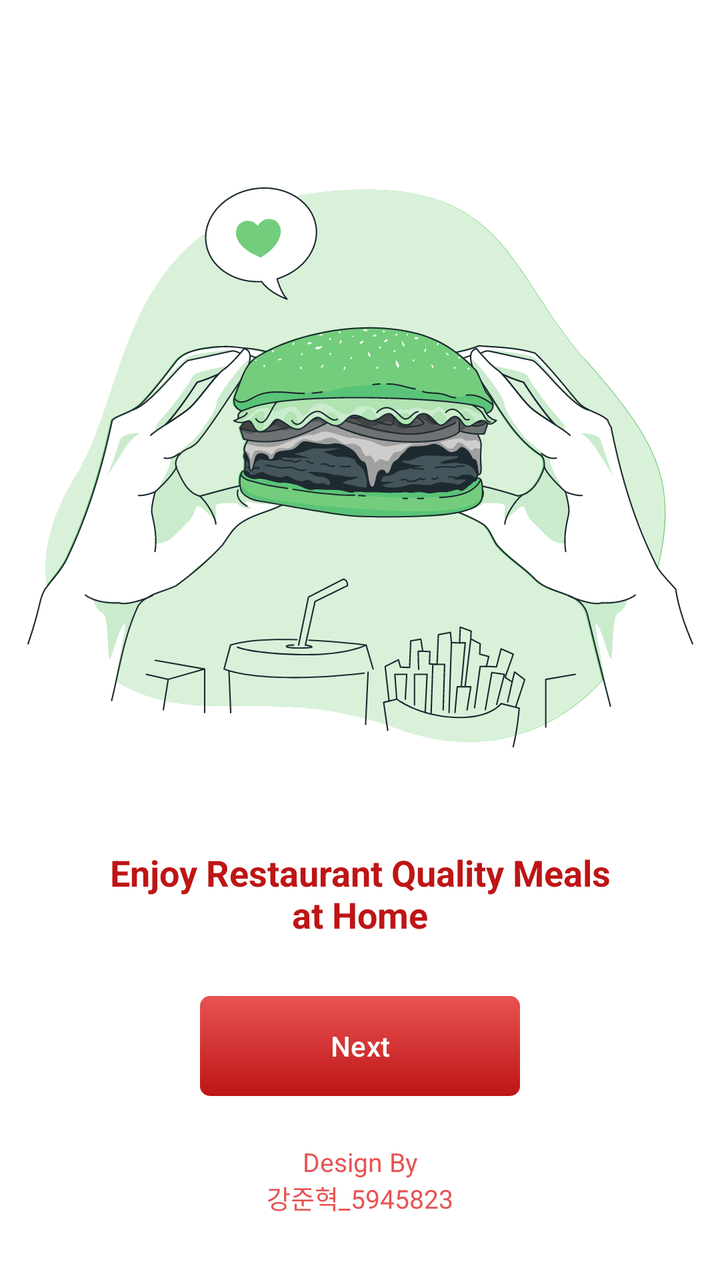
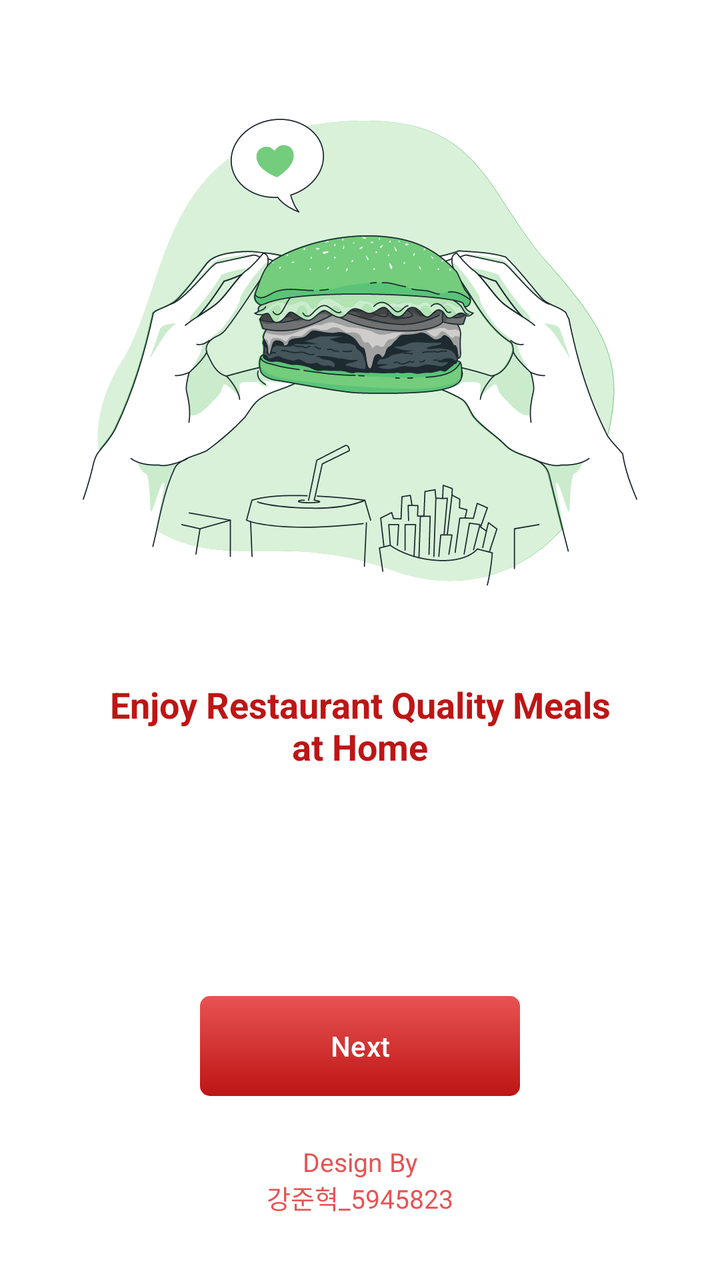

Before-and-after screenshots of an Android layout around one commit, followed by the original layout XML and the change that was made.
<!-- AndroidManifest.xml: application theme Theme.HelloWorld -->
<!-- res/layout/activity_main.xml -->
<?xml version="1.0" encoding="utf-8"?>
<androidx.constraintlayout.widget.ConstraintLayout xmlns:android="http://schemas.android.com/apk/res/android"
    xmlns:app="http://schemas.android.com/apk/res-auto"
    xmlns:tools="http://schemas.android.com/tools"
    android:id="@+id/main"
    android:layout_width="match_parent"
    android:layout_height="match_parent"
    android:background="@color/white"
    tools:context=".MainActivity">

    <ImageView
        android:id="@+id/burgerImage"
        android:layout_width="wrap_content"
        android:layout_height="wrap_content"
        android:layout_marginTop="80dp"
        android:src="@drawable/burrgar"
        app:layout_constraintTop_toTopOf="parent"
        app:layout_constraintStart_toStartOf="parent"
        app:layout_constraintEnd_toEndOf="parent" />

    <TextView
        android:id="@+id/enjoyText"
        android:layout_width="wrap_content"
        android:layout_height="wrap_content"
        android:layout_marginTop="32dp"
        android:gravity="center"
        android:text="Enjoy Restaurant Quality Meals\nat Home"
        android:textColor="@color/endColor"
        android:textSize="18sp"
        android:textStyle="bold"
        app:layout_constraintTop_toBottomOf="@id/burgerImage"
        app:layout_constraintStart_toStartOf="parent"
        app:layout_constraintEnd_toEndOf="parent" />

    <Button
        android:id="@+id/nextButton"
        android:layout_width="160dp"
        android:layout_height="50dp"
        android:layout_marginBottom="24dp"
        android:background="@drawable/addtocartshape"
        app:backgroundTint="@null"
        android:text="Next"
        android:textAllCaps="false"
        android:textColor="@color/white"
        app:layout_constraintBottom_toTopOf="@id/designByText"
        app:layout_constraintStart_toStartOf="parent"
        app:layout_constraintEnd_toEndOf="parent" />

    <TextView
        android:id="@+id/designByText"
        android:layout_width="wrap_content"
        android:layout_height="wrap_content"
        android:layout_marginBottom="32dp"
        android:gravity="center"
        android:text="Design By\n강준혁_5945823"
        android:textColor="@color/startColor"
        android:textSize="13sp"
        app:layout_constraintBottom_toBottomOf="parent"
        app:layout_constraintStart_toStartOf="parent"
        app:layout_constraintEnd_toEndOf="parent" />

</androidx.constraintlayout.widget.ConstraintLayout>
<!-- resources referenced by this layout -->
<resources>
  <color name="endColor">#BE1515</color>
  <color name="startColor">#E85353</color>
  <color name="white">#FFFFFFFF</color>
  <!-- drawable addtocartshape (drawable) -->
  <?xml version="1.0" encoding="utf-8"?>
  <shape xmlns:android="http://schemas.android.com/apk/res/android">
  <corners android:radius="5dp"/>
      <gradient android:startColor="@color/startColor"
          android:endColor="@color/endColor" android:angle="-45"/>
  </shape>
  <!-- drawable burrgar: vector/xml drawable (drawable, 191541 chars, omitted) -->
  <style name="Theme.HelloWorld" parent="Base.Theme.HelloWorld" />
  <style name="Base.Theme.HelloWorld" parent="Theme.Material3.DayNight.NoActionBar">
          
          
      </style>
</resources>

<!-- the commit's change to res/layout/activity_main.xml (unified diff, before → after) -->
@@ -10,9 +10,9 @@
 
     <ImageView
         android:id="@+id/burgerImage"
-        android:layout_width="wrap_content"
-        android:layout_height="wrap_content"
-        android:layout_marginTop="80dp"
+        android:layout_width="280dp"
+        android:layout_height="260dp"
+        android:layout_marginTop="48dp"
         android:src="@drawable/burrgar"
         app:layout_constraintTop_toTopOf="parent"
         app:layout_constraintStart_toStartOf="parent"
